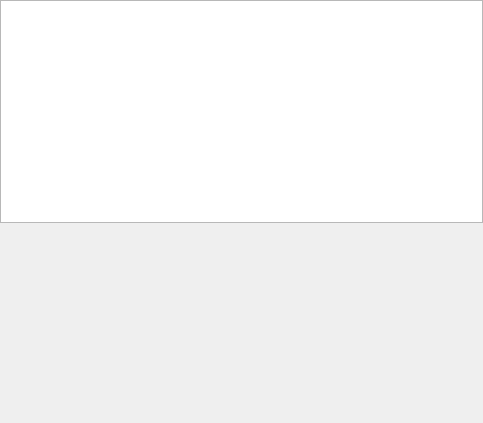
Qt form qt/ui/entry_view.ui (Mouchnino/moneyguru) before a commit.
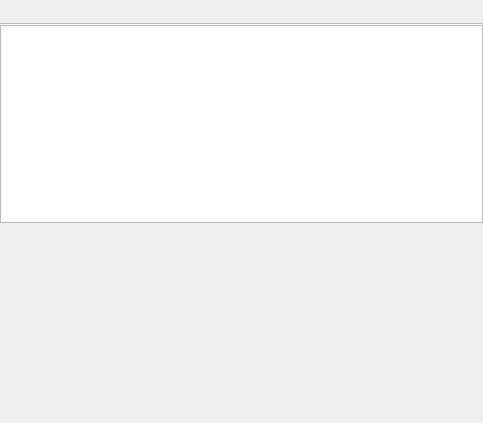
The same form after that commit. Custom widgets are drawn as their Qt base class.

Commit message:
qt: Implemented filter bars.
extra : convert_revision : svn%3A7afd0f2a-1d33-46b8-9979-f8add37626ee/trunk%40241

What changed in the file:
```diff
--- a/qt/ui/entry_view.ui
+++ b/qt/ui/entry_view.ui
@@ -20,6 +20,16 @@
    <property name="margin">
     <number>0</number>
    </property>
+   <item>
+    <widget class="QTabBar" name="filterBar" native="true">
+     <property name="minimumSize">
+      <size>
+       <width>0</width>
+       <height>25</height>
+      </size>
+     </property>
+    </widget>
+   </item>
    <item>
     <widget class="TableView" name="tableView">
      <property name="acceptDrops">
@@ -92,6 +102,12 @@
    <extends>QTableView</extends>
    <header>support.item_view</header>
   </customwidget>
+  <customwidget>
+   <class>QTabBar</class>
+   <extends>QWidget</extends>
+   <header>PyQt4.QtGui</header>
+   <container>1</container>
+  </customwidget>
  </customwidgets>
  <resources/>
  <connections/>
```
The commit also changes 6 other files.
